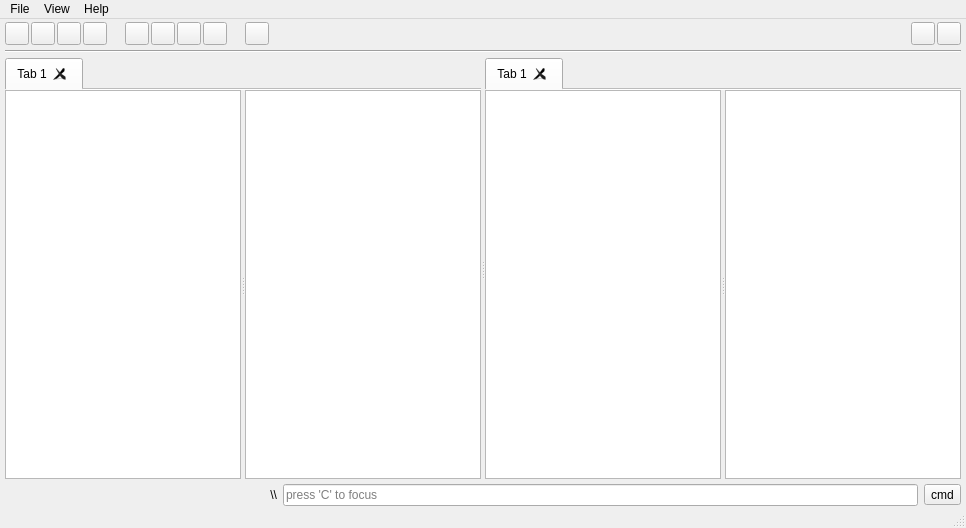
This is mainwindow.ui in yunnsbz/File-Manager as Qt 5 draws it before an edit. The edited form follows.
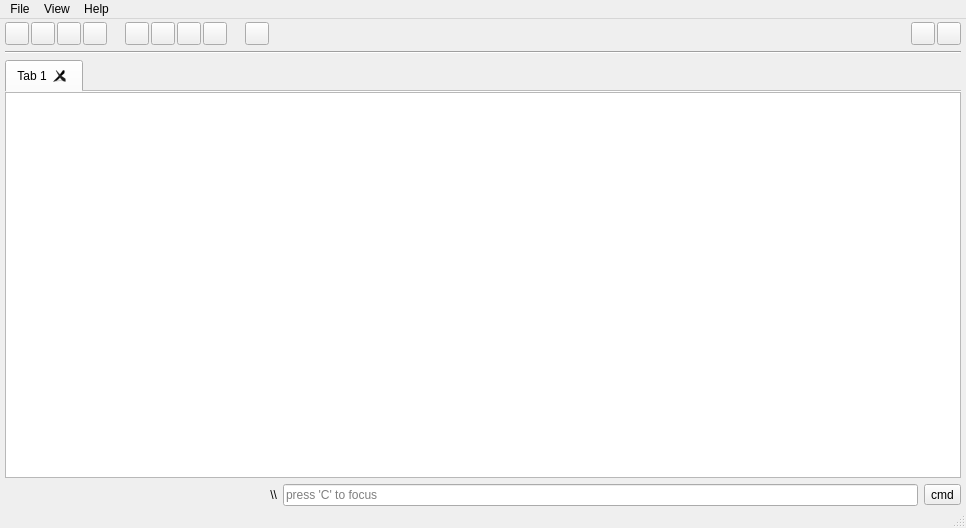
This is the edited form. The open tabs and pages were chosen to show the change. Icons and pictures are not drawn.

Commit message: column view added (visual only)

```diff
--- a/mainwindow.ui
+++ b/mainwindow.ui
@@ -41,7 +41,7 @@
    <set>QMainWindow::DockOption::AllowNestedDocks|QMainWindow::DockOption::AllowTabbedDocks|QMainWindow::DockOption::AnimatedDocks|QMainWindow::DockOption::ForceTabbedDocks|QMainWindow::DockOption::GroupedDragging|QMainWindow::DockOption::VerticalTabs</set>
   </property>
   <widget class="QWidget" name="centralwidget">
-   <layout class="QGridLayout" name="gridLayout" rowstretch="0,0,0,0,10,0" columnstretch="0,0">
+   <layout class="QVBoxLayout" name="verticalLayout_3">
     <property name="leftMargin">
      <number>5</number>
     </property>
@@ -54,13 +54,7 @@
     <property name="bottomMargin">
      <number>0</number>
     </property>
-    <property name="horizontalSpacing">
-     <number>0</number>
-    </property>
-    <property name="verticalSpacing">
-     <number>5</number>
-    </property>
-    <item row="0" column="0" colspan="2">
+    <item>
      <layout class="QHBoxLayout" name="toolBar" stretch="0,0,0,0,1,0,0,0,0,1,0,40,0,0">
       <property name="spacing">
        <number>2</number>
@@ -267,14 +261,96 @@
       </item>
      </layout>
     </item>
-    <item row="1" column="0">
+    <item>
      <widget class="Line" name="line">
       <property name="orientation">
        <enum>Qt::Orientation::Horizontal</enum>
       </property>
      </widget>
     </item>
-    <item row="4" column="0">
+    <item>
+     <widget class="QStackedWidget" name="stackedWidget">
+      <property name="frameShape">
+       <enum>QFrame::Shape::NoFrame</enum>
+      </property>
+      <property name="currentIndex">
+       <number>1</number>
+      </property>
+      <widget class="QWidget" name="page_2">
+       <layout class="QHBoxLayout" name="horizontalLayout_3">
+        <property name="spacing">
+         <number>0</number>
+        </property>
+        <property name="leftMargin">
+         <number>0</number>
+        </property>
+        <property name="topMargin">
+         <number>0</number>
+        </property>
+        <property name="rightMargin">
+         <number>0</number>
+        </property>
+        <property name="bottomMargin">
+         <number>0</number>
+        </property>
+        <item>
+         <widget class="QTabWidget" name="tabWidget_3">
+          <property name="documentMode">
+           <bool>true</bool>
+          </property>
+          <property name="tabsClosable">
+           <bool>true</bool>
+          </property>
+          <property name="movable">
+           <bool>true</bool>
+          </property>
+          <widget class="QWidget" name="tab_3">
+           <attribute name="title">
+            <string>Tab 1</string>
+           </attribute>
+           <layout class="QVBoxLayout" name="verticalLayout_2">
+            <property name="spacing">
+             <number>0</number>
+            </property>
+            <property name="leftMargin">
+             <number>0</number>
+            </property>
+            <property name="topMargin">
+             <number>0</number>
+            </property>
+            <property name="rightMargin">
+             <number>0</number>
+            </property>
+            <property name="bottomMargin">
+             <number>0</number>
+            </property>
+            <item>
+             <widget class="QColumnView" name="columnView"/>
+            </item>
+           </layout>
+          </widget>
+         </widget>
+        </item>
+       </layout>
+      </widget>
+      <widget class="QWidget" name="page">
+       <layout class="QVBoxLayout" name="verticalLayout" stretch="0">
+        <property name="spacing">
+         <number>0</number>
+        </property>
+        <property name="leftMargin">
+         <number>0</number>
+        </property>
+        <property name="topMargin">
+         <number>0</number>
+        </property>
+        <property name="rightMargin">
+         <number>0</number>
+        </property>
+        <property name="bottomMargin">
+         <number>0</number>
+        </property>
+        <item>
      <widget class="QSplitter" name="splitter_dualPane">
       <property name="midLineWidth">
        <number>0</number>
@@ -519,7 +595,11 @@
       </widget>
      </widget>
     </item>
-    <item row="5" column="0" colspan="2">
+       </layout>
+      </widget>
+     </widget>
+    </item>
+    <item>
      <widget class="QWidget" name="commandWidget" native="true">
       <property name="enabled">
        <bool>true</bool>
```
Lines whose indentation alone changed are shown as unchanged.
